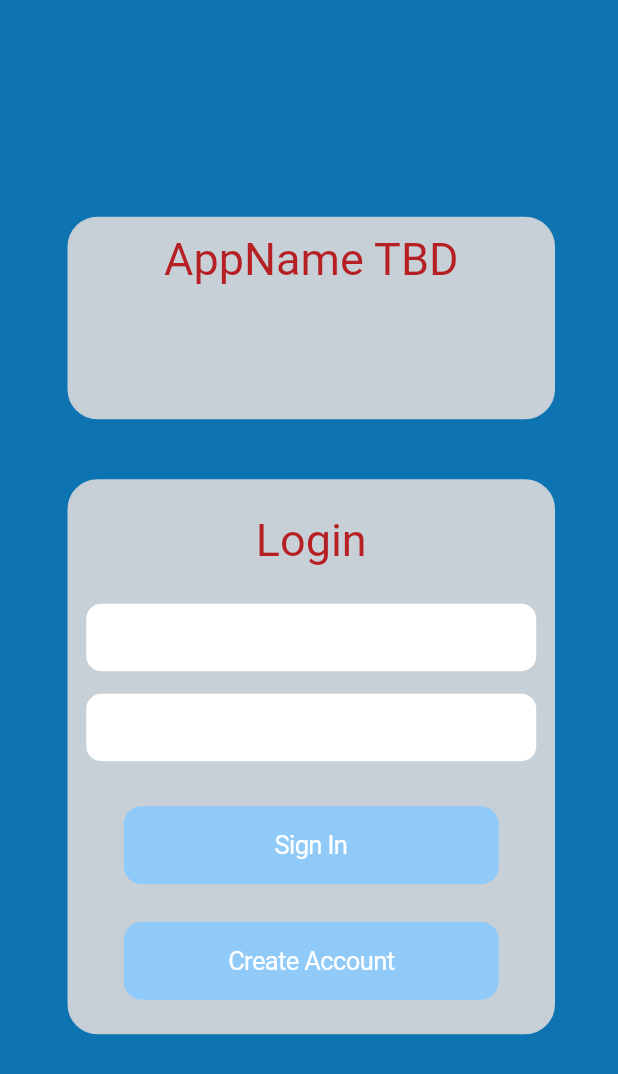
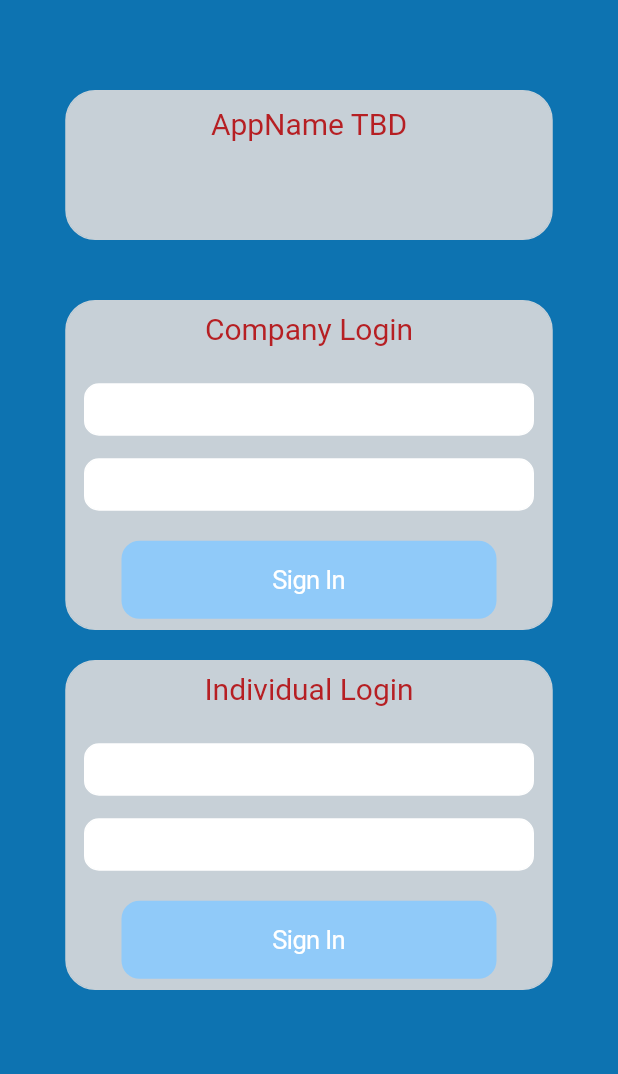
Before and after one commit to hampster2018/TAMUhack-2023, a Flutter app: the screen it shows after launch, on a phone screen of 412 x 824 dp. Shown: the top 1074 px of the screen. Run offline on Flutter 3.47's test engine with Material 2 defaults, Android fonts, the phone set to English and light mode, and no system bars.

Commit message:
added individual login but has overflow

```diff
--- a/lib/screens/home/screen.dart
+++ b/lib/screens/home/screen.dart
@@ -96,6 +96,7 @@ class _HomePageState extends State<HomePage> {
                   height: 50,
                   child: IconButton(
                       onPressed: () {
+                        Navigator.of(context).pushReplacementNamed('/');
                         //Navigator.of(context).pushReplacementNamed('/Rideshare');
                       },
                       icon: Icon(Icons.car_crash))),
--- a/lib/screens/login/screen.dart
+++ b/lib/screens/login/screen.dart
@@ -10,16 +10,16 @@ class LoginPage extends StatelessWidget {
     return Scaffold(
       backgroundColor: AppColors.blue,
       body: Padding(
-        padding: const EdgeInsets.only(left: 45),
+        padding: const EdgeInsets.only(top: 50),
         child: Column(
-          mainAxisAlignment: MainAxisAlignment.center,
-          crossAxisAlignment: CrossAxisAlignment.center,
+          //mainAxisAlignment: MainAxisAlignment.center,
+          //crossAxisAlignment: CrossAxisAlignment.center,
           children: [
             //const SizedBox(width: 120, height: 120, child:Image(image: AssetImage('assets/graphics/logo.png'))),
             const Padding(padding: EdgeInsets.symmetric(vertical: 5)),
             Container(
               width: 325,
-              height: 135,
+              height: 100,
               decoration: BoxDecoration(
                   color: const Color.fromRGBO(199, 208, 215, 1.0),
                   border: Border.all(
@@ -35,7 +35,7 @@ class LoginPage extends StatelessWidget {
                   const Text(
                     'AppName TBD',
                     style: TextStyle(
-                        color: Color.fromRGBO(182, 31, 35, 1.0), fontSize: 30),
+                        color: Color.fromRGBO(182, 31, 35, 1.0), fontSize: 20),
                   ),
                   Container(
                     height: 20,
@@ -47,14 +47,25 @@ class LoginPage extends StatelessWidget {
 
             Container(
                 width: 325,
-                height: 370,
+                height: 220,
                 decoration: BoxDecoration(
                     color: const Color.fromRGBO(199, 208, 215, 1.0),
                     border: Border.all(
                       color: const Color.fromRGBO(199, 208, 215, 1.0),
                     ),
                     borderRadius: const BorderRadius.all(Radius.circular(20))),
-                child: const LoginInfo()),
+                child: const CompanyLoginInfo()),
+            Container(height: 20),
+            Container(
+                width: 325,
+                height: 220,
+                decoration: BoxDecoration(
+                    color: const Color.fromRGBO(199, 208, 215, 1.0),
+                    border: Border.all(
+                      color: const Color.fromRGBO(199, 208, 215, 1.0),
+                    ),
+                    borderRadius: const BorderRadius.all(Radius.circular(20))),
+                child: const IndividualLoginInfo()),
           ],
         ),
       ),
@@ -62,14 +73,14 @@ class LoginPage extends StatelessWidget {
   }
 }
 
-class LoginInfo extends StatefulWidget {
-  const LoginInfo({Key? key}) : super(key: key);
+class CompanyLoginInfo extends StatefulWidget {
+  const CompanyLoginInfo({Key? key}) : super(key: key);
 
   @override
-  State<LoginInfo> createState() => _LoginInfoState();
+  State<CompanyLoginInfo> createState() => _CompanyLoginInfoState();
 }
 
-class _LoginInfoState extends State<LoginInfo> {
+class _CompanyLoginInfoState extends State<CompanyLoginInfo> {
   //final AuthService _auth = AuthService();
   final _formKey = GlobalKey<FormState>();
 
@@ -85,16 +96,16 @@ class _LoginInfoState extends State<LoginInfo> {
           crossAxisAlignment: CrossAxisAlignment.center,
           children: [
             const Text(
-              'Login',
+              'Company Login',
               style: TextStyle(
-                  color: Color.fromRGBO(182, 31, 35, 1.0), fontSize: 30),
+                  color: Color.fromRGBO(182, 31, 35, 1.0), fontSize: 20),
             ),
             Container(
               height: 25,
             ),
             SizedBox(
               width: 300,
-              height: 45,
+              height: 35,
               child: CupertinoTextField(
                 controller: controllerUserSignIn,
                 placeholder: 'Username',
@@ -115,7 +126,7 @@ class _LoginInfoState extends State<LoginInfo> {
             ),
             SizedBox(
               width: 300,
-              height: 45,
+              height: 35,
               child: CupertinoTextField(
                 controller: controllerPassSignIn,
                 placeholder: 'Password',
@@ -132,7 +143,7 @@ class _LoginInfoState extends State<LoginInfo> {
               ),
             ),
             Container(
-              height: 30,
+              height: 20,
             ),
             SizedBox(
               width: 250,
@@ -151,25 +162,98 @@ class _LoginInfoState extends State<LoginInfo> {
                     }*/
                   }),
             ),
+          ]),
+    );
+  }
+}
+
+class IndividualLoginInfo extends StatefulWidget {
+  const IndividualLoginInfo({Key? key}) : super(key: key);
+
+  @override
+  State<IndividualLoginInfo> createState() => _IndividualLoginInfoState();
+}
+
+class _IndividualLoginInfoState extends State<IndividualLoginInfo> {
+  //final AuthService _auth = AuthService();
+  final _formKey = GlobalKey<FormState>();
+
+  final controllerUserSignIn = TextEditingController();
+  final controllerPassSignIn = TextEditingController();
+
+  @override
+  Widget build(BuildContext context) {
+    return Form(
+      key: _formKey,
+      child: Column(
+          mainAxisAlignment: MainAxisAlignment.center,
+          crossAxisAlignment: CrossAxisAlignment.center,
+          children: [
+            const Text(
+              'Individual Login',
+              style: TextStyle(
+                  color: Color.fromRGBO(182, 31, 35, 1.0), fontSize: 20),
+            ),
             Container(
               height: 25,
+            ),
+            SizedBox(
+              width: 300,
+              height: 35,
+              child: CupertinoTextField(
+                controller: controllerUserSignIn,
+                placeholder: 'Username',
+                placeholderStyle:
+                    TextStyle(color: Theme.of(context).colorScheme.onSecondary),
+                decoration: BoxDecoration(
+                    color: Colors.white,
+                    border: Border.all(
+                      color: Colors.white,
+                    ),
+                    borderRadius: const BorderRadius.all(Radius.circular(10))),
+                style: const TextStyle(color: Colors.black),
+                textAlign: TextAlign.center,
+              ),
+            ),
+            Container(
+              height: 15,
+            ),
+            SizedBox(
+              width: 300,
+              height: 35,
+              child: CupertinoTextField(
+                controller: controllerPassSignIn,
+                placeholder: 'Password',
+                placeholderStyle:
+                    TextStyle(color: Theme.of(context).colorScheme.onSecondary),
+                decoration: BoxDecoration(
+                    color: Colors.white,
+                    border: Border.all(
+                      color: Colors.white,
+                    ),
+                    borderRadius: const BorderRadius.all(Radius.circular(10))),
+                style: const TextStyle(color: Colors.black),
+                textAlign: TextAlign.center,
+              ),
+            ),
+            Container(
+              height: 20,
             ),
             SizedBox(
               width: 250,
               child: CupertinoButton(
                   color: Theme.of(context).colorScheme.background,
-                  child: const Text(
-                    "Create Account",
-                    style: TextStyle(color: Colors.white),
-                    textAlign: TextAlign.center,
-                  ),
+                  child: const Text("Sign In",
+                      style: TextStyle(color: Colors.white)),
                   onPressed: () {
+                    //async {
                     Navigator.of(context).pushReplacementNamed('/Home');
-                    //async {
-                    /*print(controllerPassSignIn.text + " - " + controllerUserSignIn.text);
-                    currentUserSelf = await _auth.registerWithEmailAndPassword(controllerUserSignIn.text, controllerPassSignIn.text);
-                    Navigator.of(context).pushReplacementNamed('/Main');
-                    */
+                    /*dynamic result = await _auth.signInWithEmailAndPassword(controllerUserSignIn.text, controllerPassSignIn.text);
+                    if(result == null){
+                      print("error: user not found");
+                    } else {
+                      Navigator.of(context).pushReplacementNamed('/Main');
+                    }*/
                   }),
             ),
           ]),
```
